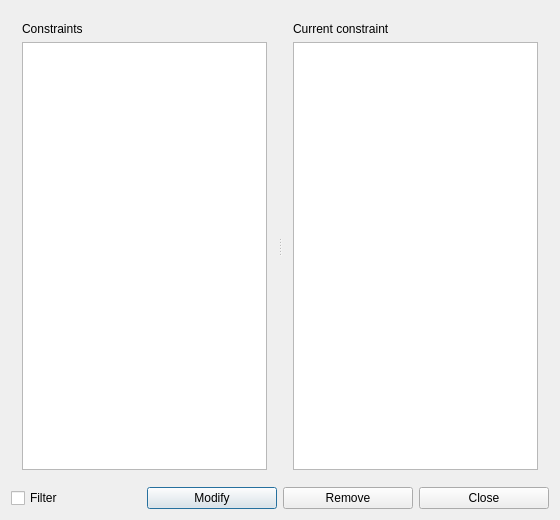
The window that fet/src/interface/allspaceconstraintsform_template.ui (vonmecheln/fet) describes before a commit, drawn with Qt 5.
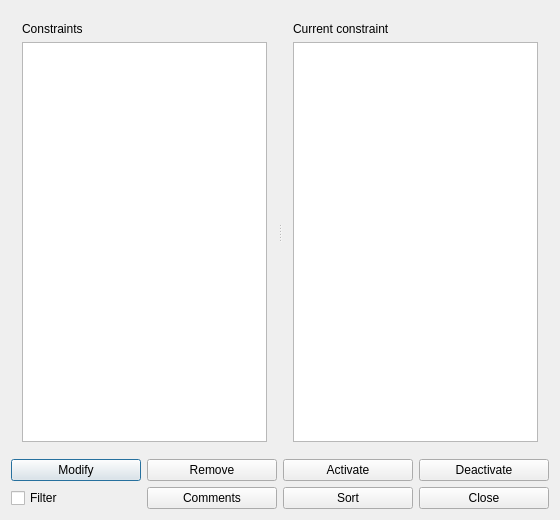
The same window after the commit.

The edit to the form file:
```diff
--- a/fet/src/interface/allspaceconstraintsform_template.ui
+++ b/fet/src/interface/allspaceconstraintsform_template.ui
@@ -14,12 +14,18 @@
    <string extracomment="This is the title of the dialog to see the list of all constraints of this type">All space constraints</string>
   </property>
   <layout class="QGridLayout" name="gridLayout">
-   <item row="0" column="0" colspan="4">
+   <item row="0" column="0">
     <widget class="QSplitter" name="splitter">
+     <property name="sizePolicy">
+      <sizepolicy hsizetype="Expanding" vsizetype="Expanding">
+       <horstretch>0</horstretch>
+       <verstretch>0</verstretch>
+      </sizepolicy>
+     </property>
      <property name="orientation">
       <enum>Qt::Horizontal</enum>
      </property>
-     <widget class="QWidget" name="">
+     <widget class="QWidget" name="layoutWidget">
       <layout class="QVBoxLayout" name="verticalLayout_2">
        <item>
         <widget class="QLabel" name="constraintsTextLabel">
@@ -36,7 +42,7 @@
        </item>
       </layout>
      </widget>
-     <widget class="QWidget" name="">
+     <widget class="QWidget" name="layoutWidget2">
       <layout class="QVBoxLayout" name="verticalLayout">
        <item>
         <widget class="QLabel" name="currentConstraintTextLabel">
@@ -49,40 +55,75 @@
         </widget>
        </item>
        <item>
-        <widget class="QPlainTextEdit" name="currentConstraintTextEdit">
-        </widget>
+        <widget class="QPlainTextEdit" name="currentConstraintTextEdit"/>
        </item>
       </layout>
      </widget>
     </widget>
    </item>
    <item row="1" column="0">
-    <widget class="QCheckBox" name="filterCheckBox">
-     <property name="text">
-      <string>Filter</string>
-     </property>
-    </widget>
-   </item>
-   <item row="1" column="1">
+    <layout class="QHBoxLayout" name="horizontalLayout_2">
+     <item>
     <widget class="QPushButton" name="modifyConstraintPushButton">
      <property name="text">
       <string>Modify</string>
      </property>
     </widget>
    </item>
-   <item row="1" column="2">
+     <item>
     <widget class="QPushButton" name="removeConstraintPushButton">
      <property name="text">
       <string>Remove</string>
      </property>
     </widget>
    </item>
-   <item row="1" column="3">
+     <item>
+      <widget class="QPushButton" name="activatePushButton">
+       <property name="text">
+        <string comment="Refers to activating a space constraint">Activate</string>
+       </property>
+      </widget>
+     </item>
+     <item>
+      <widget class="QPushButton" name="deactivatePushButton">
+       <property name="text">
+        <string comment="Refers to deactivating a space constraint">Deactivate</string>
+       </property>
+      </widget>
+     </item>
+    </layout>
+   </item>
+   <item row="2" column="0">
+    <layout class="QHBoxLayout" name="horizontalLayout">
+     <item>
+      <widget class="QCheckBox" name="filterCheckBox">
+       <property name="text">
+        <string>Filter</string>
+       </property>
+      </widget>
+     </item>
+     <item>
+      <widget class="QPushButton" name="commentsPushButton">
+       <property name="text">
+        <string>Comments</string>
+       </property>
+      </widget>
+     </item>
+     <item>
+      <widget class="QPushButton" name="sortByCommentsPushButton">
+       <property name="text">
+        <string>Sort</string>
+       </property>
+      </widget>
+     </item>
+     <item>
     <widget class="QPushButton" name="closePushButton">
      <property name="text">
       <string>Close</string>
      </property>
     </widget>
+     </item>
+    </layout>
    </item>
   </layout>
  </widget>
```
Lines whose indentation alone changed are shown as unchanged.
